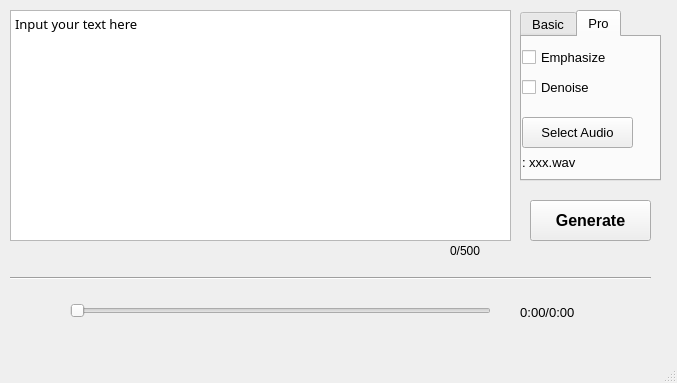
Old version of the form mainsyn.ui in the repository synthere/SynthereTTS.
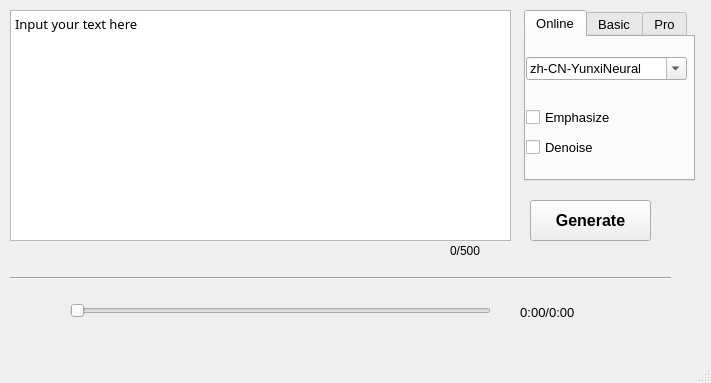
New version of the form. Icons and pictures are not drawn.

Commit message: add online tts, optimize emphasizing method

The edit to the form file:
```diff
--- a/mainsyn.ui
+++ b/mainsyn.ui
@@ -6,7 +6,7 @@
    <rect>
     <x>0</x>
     <y>0</y>
-    <width>677</width>
+    <width>711</width>
     <height>383</height>
    </rect>
   </property>
@@ -42,9 +42,9 @@
    <widget class="QTabWidget" name="tabWidget">
     <property name="geometry">
      <rect>
-      <x>520</x>
+      <x>524</x>
       <y>10</y>
-      <width>141</width>
+      <width>171</width>
       <height>171</height>
      </rect>
     </property>
@@ -55,8 +55,75 @@
      </font>
     </property>
     <property name="currentIndex">
-     <number>1</number>
+     <number>0</number>
     </property>
+    <widget class="QWidget" name="tab">
+     <attribute name="title">
+      <string>Online</string>
+     </attribute>
+     <widget class="QCheckBox" name="onlie_emph">
+      <property name="geometry">
+       <rect>
+        <x>0</x>
+        <y>70</y>
+        <width>91</width>
+        <height>20</height>
+       </rect>
+      </property>
+      <property name="text">
+       <string>Emphasize</string>
+      </property>
+     </widget>
+     <widget class="QComboBox" name="role_online">
+      <property name="geometry">
+       <rect>
+        <x>0</x>
+        <y>20</y>
+        <width>161</width>
+        <height>23</height>
+       </rect>
+      </property>
+      <property name="editable">
+       <bool>true</bool>
+      </property>
+      <property name="currentText">
+       <string>zh-CN-YunxiNeural</string>
+      </property>
+      <item>
+       <property name="text">
+        <string>zh-CN-YunxiNeural</string>
+       </property>
+      </item>
+      <item>
+       <property name="text">
+        <string>zh-CN-YunjianNeural</string>
+       </property>
+      </item>
+      <item>
+       <property name="text">
+        <string>zh-CN-XiaoxiaoNeural</string>
+       </property>
+      </item>
+      <item>
+       <property name="text">
+        <string>zh-CN-XiaoyiNeural</string>
+       </property>
+      </item>
+     </widget>
+     <widget class="QCheckBox" name="online_denoise">
+      <property name="geometry">
+       <rect>
+        <x>0</x>
+        <y>100</y>
+        <width>70</width>
+        <height>20</height>
+       </rect>
+      </property>
+      <property name="text">
+       <string>Denoise</string>
+      </property>
+     </widget>
+    </widget>
     <widget class="QWidget" name="Basic">
      <property name="accessibleName">
       <string/>
@@ -196,7 +263,7 @@
      <rect>
       <x>10</x>
       <y>270</y>
-      <width>641</width>
+      <width>661</width>
       <height>16</height>
      </rect>
     </property>
```
Left out of the diff: 30 changed lines with no effect on the pictures. The commit also changes 8 other files.
